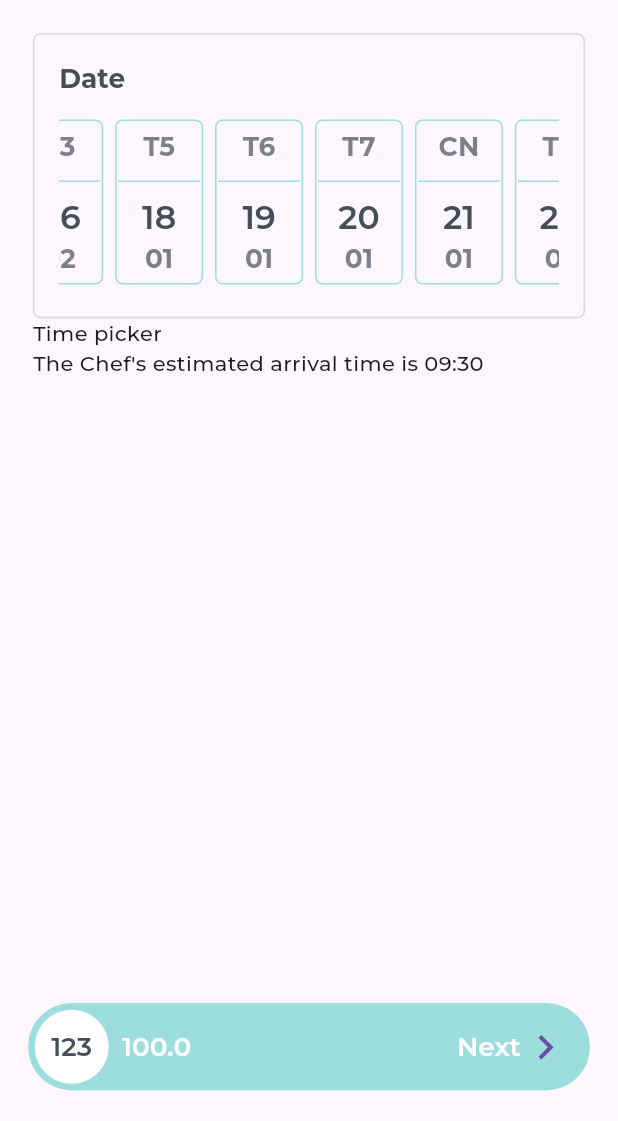
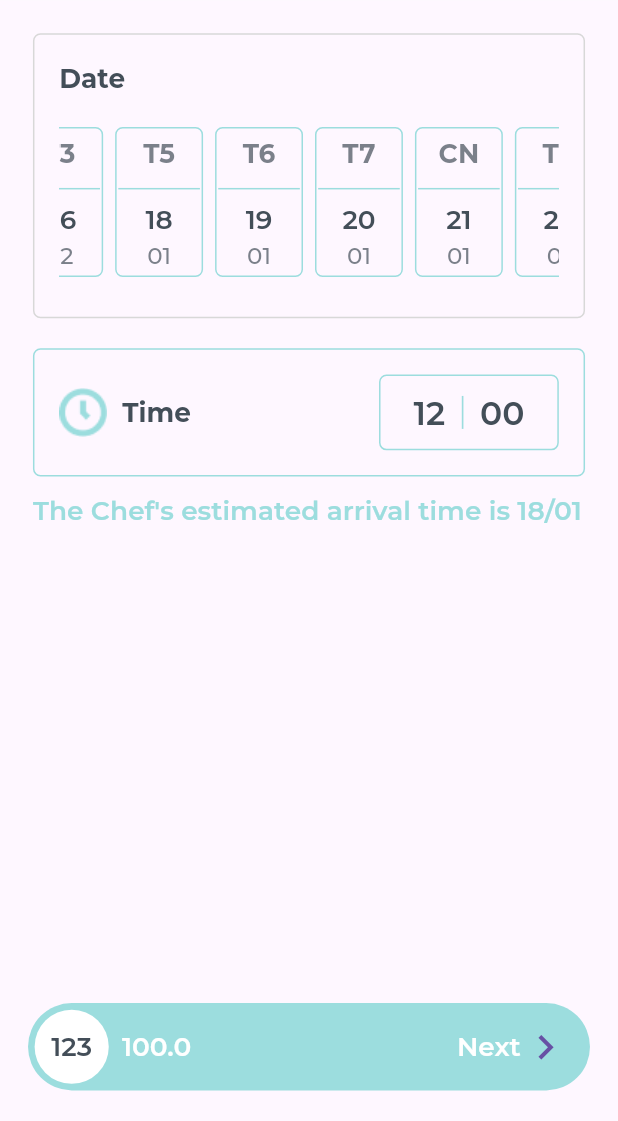
Before and after one commit to jinergenkai/homechef, a Flutter app: the SetTimePage screen opened by its route, on a phone screen of 412 x 824 dp, the part 115-1236 px from its top. Run offline on Flutter 3.47's test engine with Material 3 defaults, Android fonts, the phone set to English and light mode, and no system bars; drawn by our look-alikes of carousel_slider; our stand-ins replace auto_route, connectivity_plus, cookie_jar, dartx, decimal, device_info_plus and 20 more; missing offline and left inert: _fe_analyzer_shared, analyzer, analyzer_plugin, android_id, custom_lint_builder, dart_style and 4 more; accounts and stored records are empty; generated files the repository leaves out were written again; statements that could not run were skipped; project files that could hold a hidden picture were left out.

Commit message:
feat: settimepage - timer

```diff
--- a/app/lib/resource/styles/app_text_styles.dart
+++ b/app/lib/resource/styles/app_text_styles.dart
@@ -17,6 +17,17 @@ class AppTextStyles {
   );
 
   //*** textStyle without color
+
+    static TextStyle s14w500({
+    required Color color,
+    double? tablet,
+    double? ultraTablet,
+  }) =>
+      _baseTextStyle.merge(TextStyle(
+        fontSize: Dimens.d14.responsive(tablet: tablet, ultraTablet: ultraTablet),
+        fontWeight: FontWeight.w500,
+        color: color,
+      ));
 
   static TextStyle s16w500({
     required Color color,
--- a/app/lib/ui/set_time/set_time_page.dart
+++ b/app/lib/ui/set_time/set_time_page.dart
@@ -4,6 +4,7 @@ import 'package:domain/domain.dart';
 import 'package:flutter/material.dart';
 import 'package:flutter_bloc/flutter_bloc.dart';
 import 'package:intl/intl.dart';
+import 'package:shared/shared.dart';
 
 import '../../app.dart';
 import '../../common_view/border_container.dart';
@@ -56,21 +57,56 @@ class _SetTimePageState extends BasePageState<SetTimePage, SetTimeBloc> {
                         padding: EdgeInsets.all(Dimens.d15.responsive()),
                         child: Column(
                           crossAxisAlignment: CrossAxisAlignment.start,
-
                           children: [
                             Text("Date", style: AppTextStyles.s16w700(color: AppColors.current.primaryTextColor)),
-                    SizedBox(height: 10,),
+                            SizedBox(
+                              height: 10,
+                            ),
                             Container(
                                 // height: 150,
                                 child: CarouselSliderMutiple()),
                           ],
                         )),
 
+                    SizedBox(
+                      height: 20,
+                    ),
                     //* Time picker
-                    Text("Time picker"),
+                    BorderContainer(
+                        padding: EdgeInsets.all(Dimens.d15.responsive()),
+                        child: Row(children: [
+                          Assets.images.clock.image(),
+                          SizedBox(
+                            width: 10,
+                          ),
+                          Text("Time", style: AppTextStyles.s16w700(color: AppColors.current.primaryTextColor)),
+                          Expanded(
+                            child: Align(
+                              alignment: Alignment.centerRight,
+                              child: IntrinsicWidth(
+                                child: BorderContainer(
+                                  padding: EdgeInsets.symmetric(horizontal: Dimens.d20.responsive(), vertical: Dimens.d8.responsive()),
+                                    child: Row(
+                                  children: [
+                                    Text("12", style: AppTextStyles.s20w600(color: AppColors.current.primaryTextColor)),
+                                    Container(
+                                      margin: EdgeInsets.symmetric(horizontal: Dimens.d10.responsive()),
+                                      height: Dimens.d20.responsive(),
+                                      width: Dimens.d1.responsive(),
+                                      color: AppColors.current.primaryColor,
+                                    ),
+                                    Text("00", style: AppTextStyles.s20w600(color: AppColors.current.primaryTextColor)),
+                                  ],
+                                )),
+                              ),
+                            ),
+                          )
+                        ])),
+
+                    SizedBox(height: 10),
 
                     //* Estimated arrival time
-                    Text("The Chef's estimated arrival time is 09:30"),
+                    Text("The Chef's estimated arrival time is ${DateTime.now().toStringWithFormat("dd/MM")}", style: AppTextStyles.s16w600(color: AppColors.current.primaryColor)),
                   ],
                 ),
               ),
@@ -148,7 +184,7 @@ class CarouselSliderMutiple extends StatelessWidget {
                     flex: 1,
                     child: Container(
                       margin: EdgeInsets.symmetric(horizontal: 4),
-                      height: 110,
+                      height: 100,
                       // child: Image.network(imgList[idx], fit: BoxFit.cover),
                       child: BorderContainer(
                         padding: EdgeInsets.all(Dimens.d1.responsive()),
@@ -157,12 +193,15 @@ class CarouselSliderMutiple extends StatelessWidget {
                           crossAxisAlignment: CrossAxisAlignment.center,
                           children: [
                             SizedBox(height: 3),
-                          Text("${weekdays[(firstDay + idx) % 7 ]}", style: AppTextStyles.s16w700(color: AppColors.current.primaryTextColor.withOpacity(0.7))),
+                            Text("${weekdays[(firstDay + idx) % 7]}", style: AppTextStyles.s16w700(color: AppColors.current.primaryTextColor.withOpacity(0.7))),
                             SizedBox(height: 3),
-                          Divider(color: AppColors.current.primaryColor,),
-                          Text("${dateList[idx].split("/")[0]}", style: AppTextStyles.s20w600(color: AppColors.current.primaryTextColor)),
-                          Text("${dateList[idx].split("/")[1]}", style: AppTextStyles.s16w700(color: AppColors.current.primaryTextColor.withOpacity(0.7))),
-                        ],),
+                            Divider(
+                              color: AppColors.current.primaryColor,
+                            ),
+                            Text("${dateList[idx].split("/")[0]}", style: AppTextStyles.s16w600(color: AppColors.current.primaryTextColor)),
+                            Text("${dateList[idx].split("/")[1]}", style: AppTextStyles.s14w500(color: AppColors.current.primaryTextColor.withOpacity(0.7))),
+                          ],
+                        ),
                       ),
                     ),
                   )
```
Lines whose indentation alone changed are shown as unchanged.
